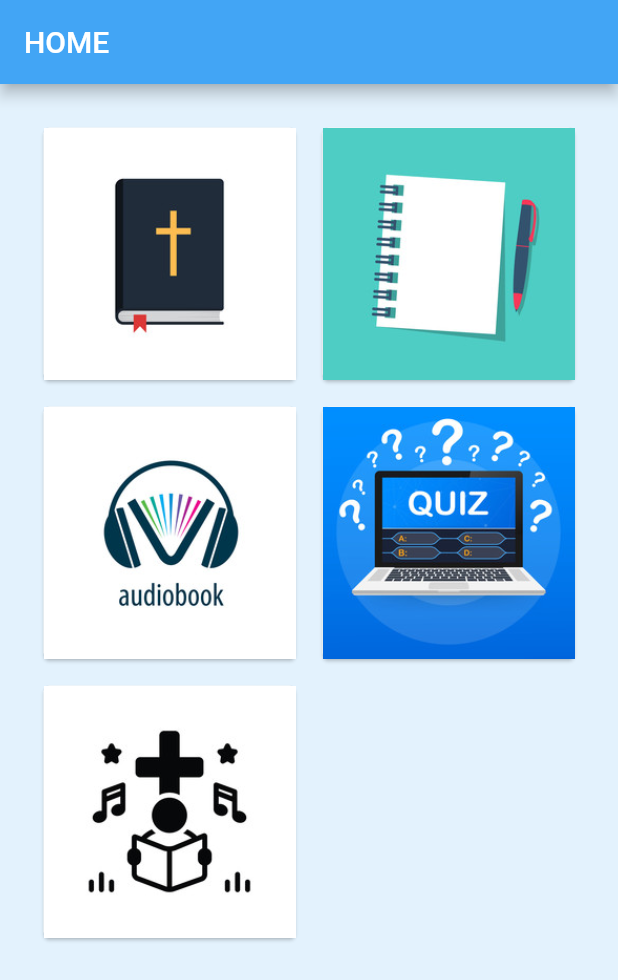
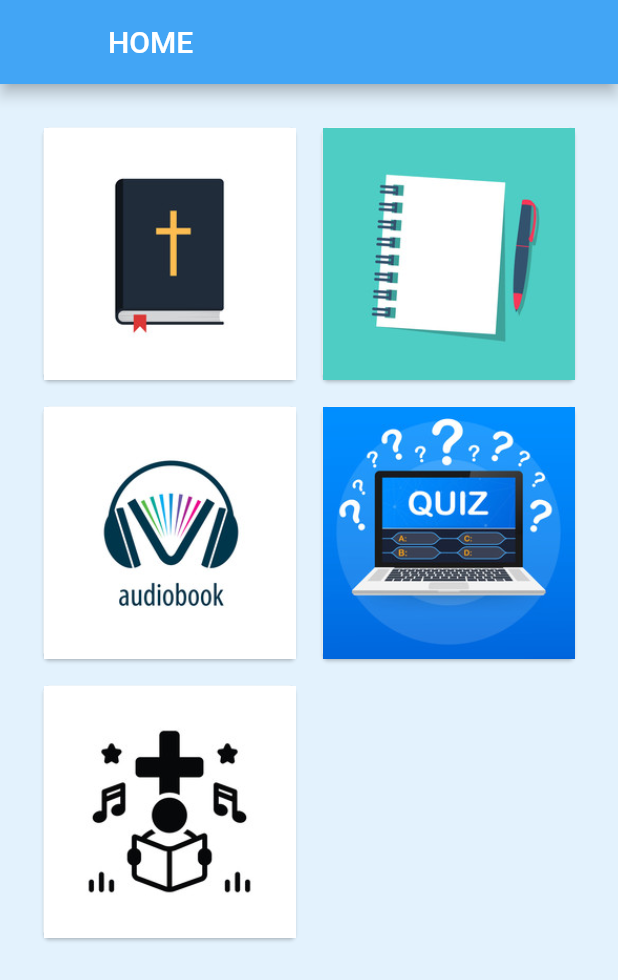
Before and after one commit to Manuel-Seyram/gec_app, a Flutter app: the screen it shows after launch, on a phone screen of 412 x 824 dp. Shown: the top 980 px of the screen. Run offline on Flutter 3.47's test engine with Material 2 defaults, Android fonts, the phone set to English and light mode, and no system bars; our stand-ins replace outline_material_icons, share, shared_preferences, sqflite; accounts and stored records are empty; project files that could hold a hidden picture were left out.

Commit message:
Update Menu.dart

```diff
--- a/lib/Menu.dart
+++ b/lib/Menu.dart
@@ -15,7 +15,11 @@ class _HomeScreenState extends State<HomeScreen> {
   Widget build(BuildContext context) {
     return Scaffold(
       appBar: new AppBar(
-        title: Text("HOME"),
+        leading: new Container(),
+        title: Text(
+          "HOME",
+          textAlign: TextAlign.center,
+        ),
         backgroundColor: Colors.blue[400],
       ),
       backgroundColor: Colors.blue[50],
```
